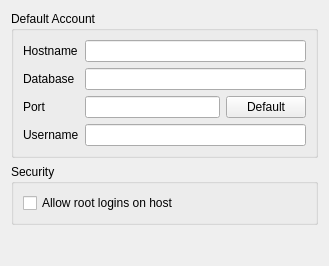
Old version of the form ui/configurationmysql.ui in the repository pwizard2/robojournal.
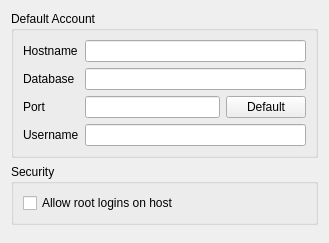
New version of the form.

Patch:
```diff
--- a/ui/configurationmysql.ui
+++ b/ui/configurationmysql.ui
@@ -7,7 +7,7 @@
     <x>0</x>
     <y>0</y>
     <width>329</width>
-    <height>266</height>
+    <height>243</height>
    </rect>
   </property>
   <property name="windowTitle">
@@ -105,7 +105,7 @@
      <property name="sizeHint" stdset="0">
       <size>
        <width>20</width>
-       <height>40</height>
+       <height>10</height>
       </size>
      </property>
     </spacer>
```
